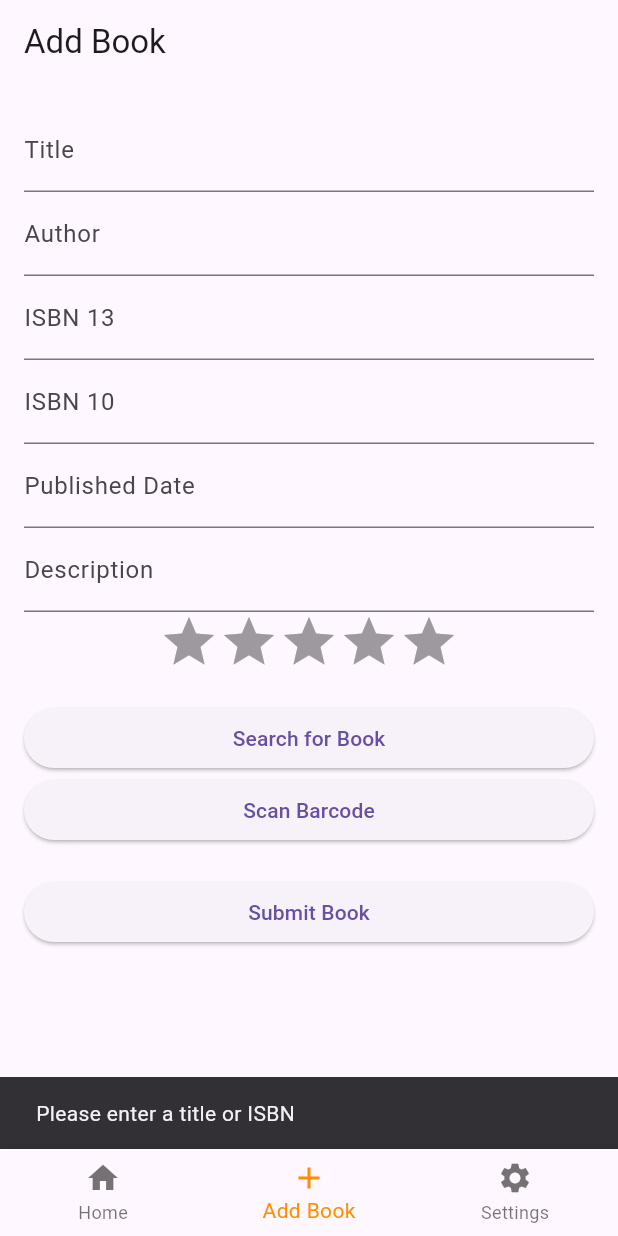
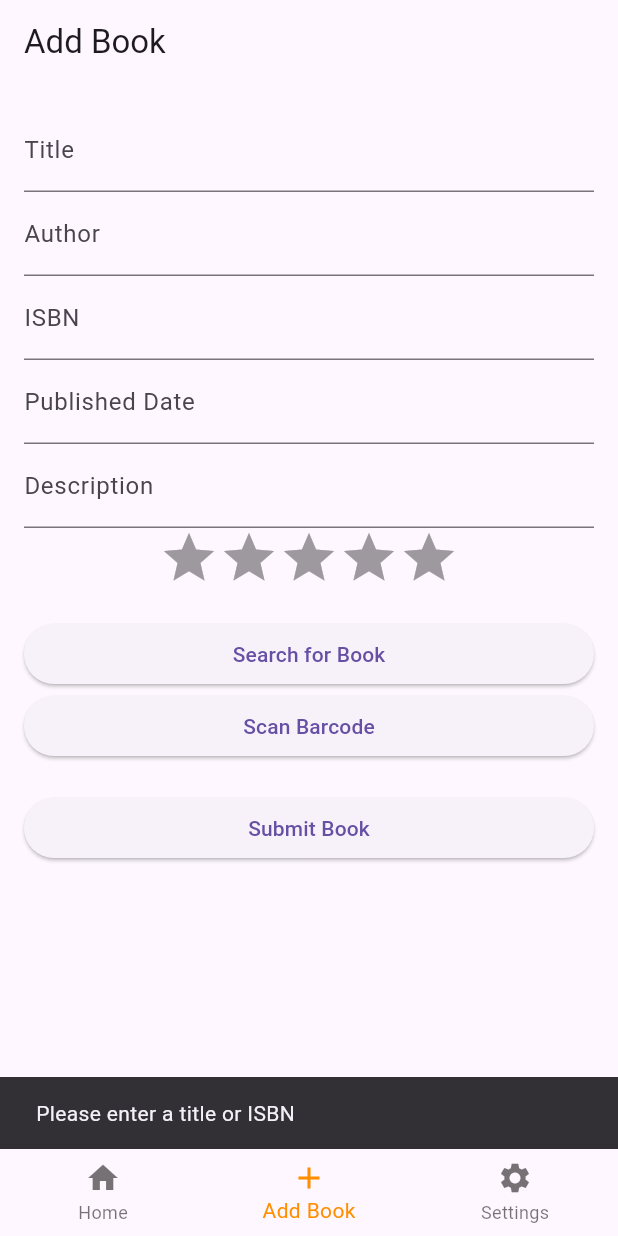
Before and after one commit to shnz99/flutter-library-app, a Flutter app: the screen it shows after launch, item 2 of the bottom bar chosen, after a tap on "Search for Book", on a phone screen of 412 x 824 dp. Run offline on Flutter 3.47's test engine with Material 3 defaults, Android fonts, the light colour scheme and no system bars; drawn by our look-alikes of flutter_rating_bar; our stand-ins replace get_it, sqflite; missing offline and left inert: barcode_scan2; accounts and stored records are empty.

Commit message:
Remove `isbn10` field and related logic from `AddBookScreen`, `Book`, and `BookService` classes
* Remove `_isbn10Controller` and its disposal in `AddBookScreen`
* Update `_searchForBook` method to check for ISBN-13 or ISBN-10 and modify search query URL accordingly
* Remove `isbn10` field and related logic from `Book` class
* Update `searchBookByNameOrISBN` method in `BookService` to remove `isbn10` field and related logic

```diff
--- a/lib/models/book.dart
+++ b/lib/models/book.dart
@@ -2,7 +2,6 @@ class Book {
   String title;
   String author;
   String isbn;
-  String? isbn10;
   String? imageUrl;
   int? publishedDate;
   String? description;
@@ -13,7 +12,6 @@ class Book {
     required this.title,
     required this.author,
     required this.isbn,
-    this.isbn10,
     this.imageUrl,
     this.publishedDate,
     this.description,
@@ -27,8 +25,6 @@ class Book {
       author: json['author'],
       isbn: (json['industryIdentifiers'] as List<dynamic>?)
           ?.firstWhere((id) => id['type'] == 'ISBN_13', orElse: () => null)?['identifier'] ?? '',
-      isbn10: (json['industryIdentifiers'] as List<dynamic>?)
-          ?.firstWhere((id) => id['type'] == 'ISBN_10', orElse: () => null)?['identifier'] ?? '',
       imageUrl: json['imageUrl'],
       publishedDate: json['publishedDate'],
       description: json['description'],
@@ -42,7 +38,6 @@ class Book {
       'title': title,
       'author': author,
       'isbn': isbn,
-      'isbn10': isbn10,
       'imageUrl': imageUrl,
       'publishedDate': publishedDate,
       'description': description,
@@ -56,7 +51,6 @@ class Book {
       'title': title,
       'author': author,
       'isbn': isbn,
-      'isbn10': isbn10,
       'imageUrl': imageUrl,
       'publishedDate': publishedDate,
       'description': description,
@@ -70,7 +64,6 @@ class Book {
       title: map['title'],
       author: map['author'],
       isbn: map['isbn'],
-      isbn10: map['isbn10'],
       imageUrl: map['imageUrl'],
       publishedDate: map['publishedDate'],
       description: map['description'],
@@ -81,6 +74,6 @@ class Book {
 
   @override
   String toString() {
-    return 'Book{title: $title, author: $author, isbn: $isbn, isbn10: $isbn10, imageUrl: $imageUrl, publishedDate: $publishedDate, description: $description, myRating: $myRating, averageRating: $averageRating}';
+    return 'Book{title: $title, author: $author, isbn: $isbn, imageUrl: $imageUrl, publishedDate: $publishedDate, description: $description, myRating: $myRating, averageRating: $averageRating}';
   }
 }
--- a/lib/screens/add_book_screen.dart
+++ b/lib/screens/add_book_screen.dart
@@ -19,7 +19,6 @@ class _AddBookScreenState extends State<AddBookScreen> {
   final _titleController = TextEditingController();
   final _authorController = TextEditingController();
   final _isbnController = TextEditingController();
-  final _isbn10Controller = TextEditingController();
   final _publishedDateController = TextEditingController();
   final _descriptionController = TextEditingController();
   final _myRatingController = TextEditingController();
@@ -30,7 +29,6 @@ class _AddBookScreenState extends State<AddBookScreen> {
     _titleController.dispose();
     _authorController.dispose();
     _isbnController.dispose();
-    _isbn10Controller.dispose();
     _publishedDateController.dispose();
     _descriptionController.dispose();
     _myRatingController.dispose();
@@ -44,7 +42,15 @@ class _AddBookScreenState extends State<AddBookScreen> {
       return;
     }
 
-    final url = Uri.parse('https://www.googleapis.com/books/v1/volumes?q=$query');
+    final isISBN13 = RegExp(r'^\d{13}$').hasMatch(query);
+    final isISBN10 = RegExp(r'^\d{10}$').hasMatch(query);
+
+    final url = isISBN13
+        ? Uri.parse('https://www.googleapis.com/books/v1/volumes?q=isbn:$query')
+        : isISBN10
+            ? Uri.parse('https://www.googleapis.com/books/v1/volumes?q=isbn10:$query')
+            : Uri.parse('https://www.googleapis.com/books/v1/volumes?q=$query');
+
     final response = await http.get(url);
 
     if (response.statusCode == 200) {
@@ -55,7 +61,6 @@ class _AddBookScreenState extends State<AddBookScreen> {
           _titleController.text = bookData['title'] ?? '';
           _authorController.text = bookData['authors']?.join(', ') ?? '';
           _isbnController.text = bookData['industryIdentifiers']?.firstWhere((id) => id['type'] == 'ISBN_13', orElse: () => null)?['identifier'] ?? '';
-          _isbn10Controller.text = bookData['industryIdentifiers']?.firstWhere((id) => id['type'] == 'ISBN_10', orElse: () => null)?['identifier'] ?? '';
           _publishedDateController.text = bookData['publishedDate']?.split('-')?.first ?? '';
           _descriptionController.text = bookData['description'] ?? '';
         });
@@ -106,7 +111,6 @@ class _AddBookScreenState extends State<AddBookScreen> {
         title: _titleController.text,
         author: _authorController.text,
         isbn: _isbnController.text,
-        isbn10: _isbn10Controller.text,
         publishedDate: int.tryParse(_publishedDateController.text),
         description: _descriptionController.text,
         myRating: double.tryParse(_myRatingController.text),
@@ -155,17 +159,13 @@ class _AddBookScreenState extends State<AddBookScreen> {
                 ),
                 TextFormField(
                   controller: _isbnController,
-                  decoration: InputDecoration(labelText: 'ISBN 13'),
+                  decoration: InputDecoration(labelText: 'ISBN'),
                   validator: (value) {
                     if (value?.isEmpty ?? true) {
                       return 'Please enter the ISBN';
                     }
                     return null;
                   },
-                ),
-                TextFormField(
-                  controller: _isbn10Controller,
-                  decoration: InputDecoration(labelText: 'ISBN 10'),
                 ),
                 TextFormField(
                   controller: _publishedDateController,
@@ -175,7 +175,7 @@ class _AddBookScreenState extends State<AddBookScreen> {
                   controller: _descriptionController,
                   decoration: InputDecoration(labelText: 'Description'),
                 ),
-                RatingBar.builder(
+                RatingBar(
                   initialRating: 0,
                   minRating: 1,
                   direction: Axis.horizontal,
--- a/lib/screens/book_details_screen.dart
+++ b/lib/screens/book_details_screen.dart
@@ -94,7 +94,7 @@ class BookDetailsScreen extends StatelessWidget {
                   direction: Axis.horizontal,
                 ),
               SizedBox(height: 8.0),
-              RatingBar.builder(
+              RatingBar(
                 initialRating: book.myRating ?? 0,
                 minRating: 1,
                 direction: Axis.horizontal,
--- a/lib/services/book_service.dart
+++ b/lib/services/book_service.dart
@@ -27,7 +27,7 @@ class BookService {
       join(await getDatabasesPath(), 'books_database.db'),
       onCreate: (db, version) {
         return db.execute(
-          'CREATE TABLE $_booksTable(isbn TEXT PRIMARY KEY, title TEXT, author TEXT, imageUrl TEXT, publishedDate INTEGER, description TEXT, isbn10 TEXT, myRating REAL, averageRating REAL)',
+          'CREATE TABLE $_booksTable(isbn TEXT PRIMARY KEY, title TEXT, author TEXT, imageUrl TEXT, publishedDate INTEGER, description TEXT, myRating REAL, averageRating REAL)',
         );
       },
       version: 1,
@@ -110,7 +110,6 @@ class BookService {
           title: bookData['title'] ?? '',
           author: bookData['authors']?.join(', ') ?? '',
           isbn: bookData['industryIdentifiers']?.firstWhere((id) => id['type'] == 'ISBN_13', orElse: () => null)?['identifier'] ?? '',
-          isbn10: bookData['industryIdentifiers']?.firstWhere((id) => id['type'] == 'ISBN_10', orElse: () => null)?['identifier'] ?? '',
           publishedDate: int.tryParse(bookData['publishedDate']?.split('-')?.first ?? ''),
           description: bookData['description'] ?? '',
           averageRating: bookData['averageRating']?.toDouble(),
```
